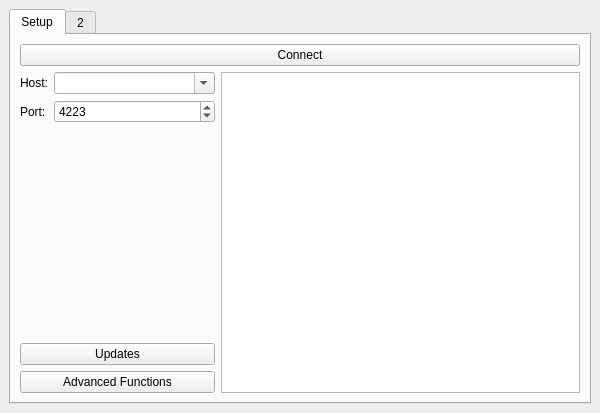
First picture: the form in src/brickv/ui/brickv.ui, repository Tinkerforge/brickv, before the edit.
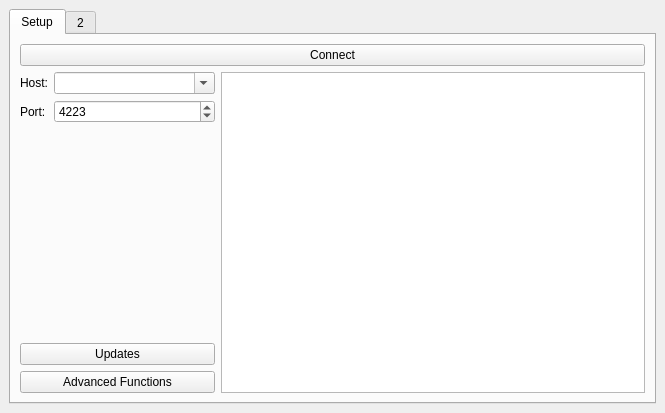
Second picture: the form after the edit.

Commit message: Increae UID column width to fit a whole UID

Diff of the .ui file:
```diff
--- a/src/brickv/ui/brickv.ui
+++ b/src/brickv/ui/brickv.ui
@@ -6,7 +6,7 @@
    <rect>
     <x>0</x>
     <y>0</y>
-    <width>600</width>
+    <width>665</width>
     <height>413</height>
    </rect>
   </property>
```
The commit also changes 1 other file.
